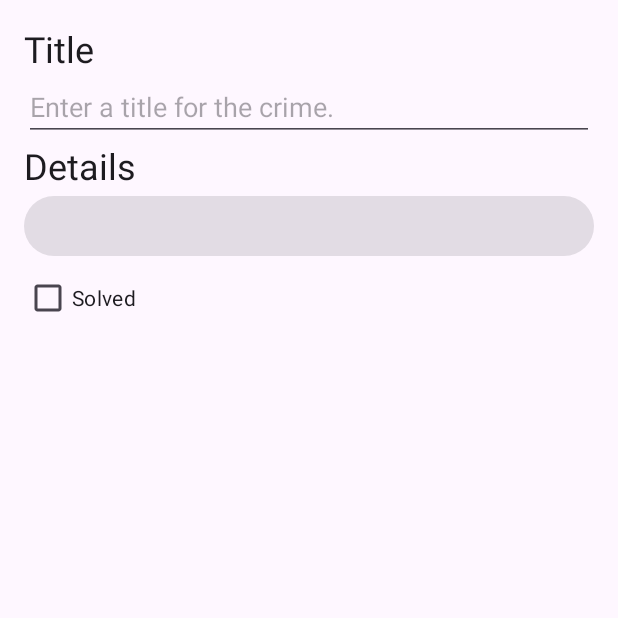
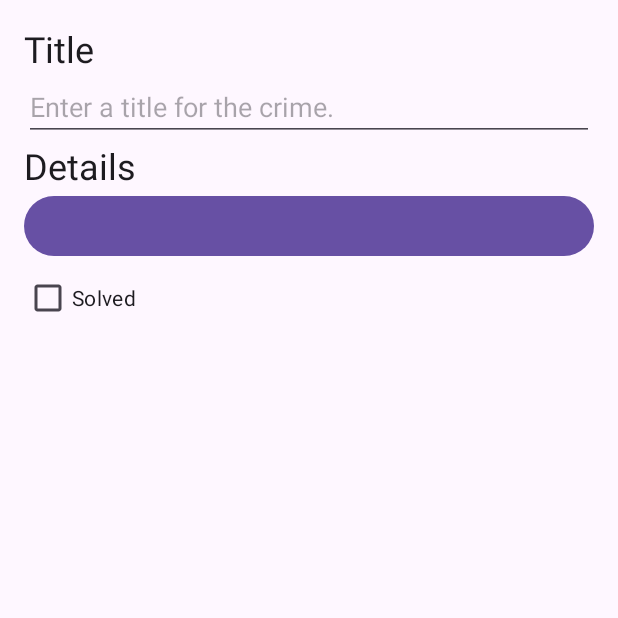
Before and after one commit to Ericcyyyy/CriminalIntent, an Android app: the fragment CrimeDetailFragment placed in its activity, on a phone screen of 412 x 824 dp, the top half of it. Run offline under Robolectric (Android 15) with nearby library versions, the phone set to English and light mode, and no system bars; our stand-ins replace Room's generated code; 4 statements that could not run were skipped.

Commit message:
- Implement a datepickerfragment to allow changes in dates of the crime details - Create DatePickerFragment class - Build a DatePickerFragment - Getting the dialog onscreen utilizing the Nav lib - Added setonclicklistener in update of CrimeDetailFragment.kt - Add argument in nav.xml and implement in CrimeDetailFragments to show the proper date in calendar - Implemented GregorianCalendar to provide the Int value of date with BUNDLE_KEY_DATE

```diff
--- a/app/src/main/java/com/bignerdranch/android/criminalintent/CrimeDetailFragment.kt
+++ b/app/src/main/java/com/bignerdranch/android/criminalintent/CrimeDetailFragment.kt
@@ -6,13 +6,16 @@ import android.view.View
 import android.view.ViewGroup
 import androidx.core.widget.doOnTextChanged
 import androidx.fragment.app.Fragment
+import androidx.fragment.app.setFragmentResultListener
 import androidx.fragment.app.viewModels
 import androidx.lifecycle.Lifecycle
 import androidx.lifecycle.lifecycleScope
 import androidx.lifecycle.repeatOnLifecycle
+import androidx.navigation.fragment.findNavController
 import androidx.navigation.fragment.navArgs
 import com.bignerdranch.android.criminalintent.databinding.FragmentCrimeDetailBinding
 import kotlinx.coroutines.launch
+import java.util.Date
 
 class CrimeDetailFragment : Fragment() {
 
@@ -47,10 +50,6 @@ class CrimeDetailFragment : Fragment() {
                 }
             }
 
-            crimeDate.apply {
-                isEnabled = false
-            }
-
             crimeSolved.setOnCheckedChangeListener { _, isChecked ->
                 crimeDetailViewModel.updateCrime { oldCrime ->
                     oldCrime.copy(isSolved = isChecked )
@@ -65,6 +64,14 @@ class CrimeDetailFragment : Fragment() {
                 }
             }
         }
+
+        setFragmentResultListener(
+            DatePickerFragment.REQUEST_KEY_DATE
+        ) { _, bundle ->
+            val newDate =
+                bundle.getSerializable(DatePickerFragment.BUNDLE_KEY_DATE) as Date
+            crimeDetailViewModel.updateCrime { it.copy(date = newDate) }
+        }
     }
 
     override fun onDestroyView() {
@@ -78,6 +85,11 @@ class CrimeDetailFragment : Fragment() {
                 crimeTitle.setText(crime.title)
             }
             crimeDate.text = crime.date.toString()
+            crimeDate.setOnClickListener {
+                findNavController().navigate(
+                    CrimeDetailFragmentDirections.selectDate(crime.date)
+                )
+            }
             crimeSolved.isChecked = crime.isSolved
         }
     }
--- a/app/src/main/res/layout/fragment_crime_list.xml
+++ b/app/src/main/res/layout/fragment_crime_list.xml
@@ -1,6 +1,8 @@
 <?xml version="1.0" encoding="utf-8"?>
 <androidx.recyclerview.widget.RecyclerView
     xmlns:android="http://schemas.android.com/apk/res/android"
+    xmlns:tools="http://schemas.android.com/tools"
     android:id="@+id/crime_recycler_view"
     android:layout_width="match_parent"
-    android:layout_height="match_parent" />
+    android:layout_height="match_parent"
+    tools:listitem="@layout/list_item_crime" />
--- a/app/src/main/res/navigation/nav_graph.xml
+++ b/app/src/main/res/navigation/nav_graph.xml
@@ -22,5 +22,16 @@
         <argument
             android:name="crimeId"
             app:argType="java.util.UUID" />
+        <action
+            android:id="@+id/select_date"
+            app:destination="@id/datePickerFragment" />
     </fragment>
+    <dialog
+        android:id="@+id/datePickerFragment"
+        android:name="com.bignerdranch.android.criminalintent.DatePickerFragment"
+        android:label="DatePickerFragment" >
+        <argument
+            android:name="crimeDate"
+            app:argType="java.util.Date" />
+    </dialog>
 </navigation>
```
Also changed, not shown: app/src/main/java/com/bignerdranch/android/criminalintent/DatePickerFragment.kt (added, +44 -0 lines).
